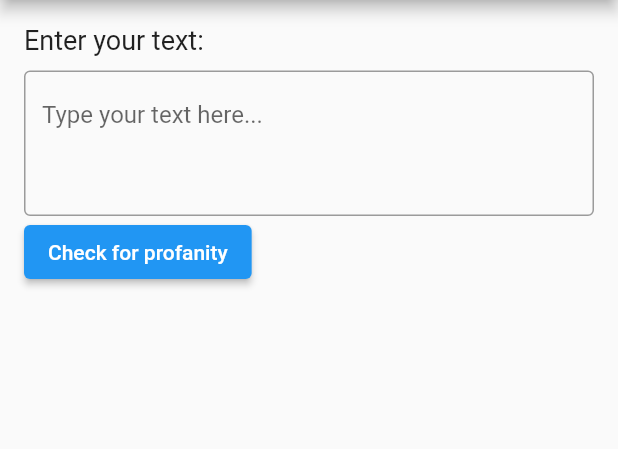
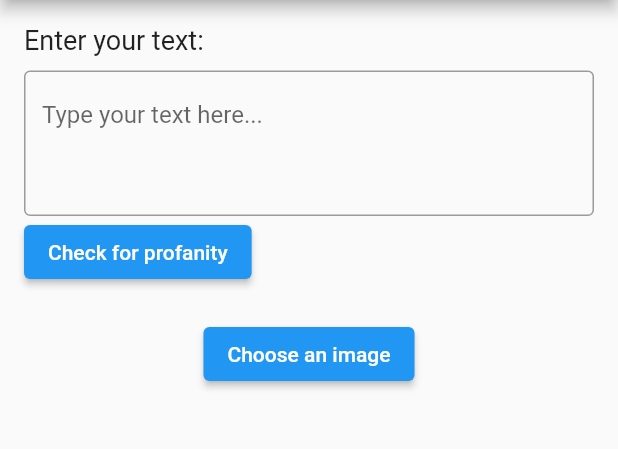
Before and after one commit to sufiyaniqbal03/Sensitive_content_detector, a Flutter app: the screen it shows after launch, on a phone screen of 412 x 824 dp, the part 84-533 px from its top. Run offline on Flutter 3.47's test engine with Material 2 defaults, Android fonts, the phone set to English and light mode, and no system bars; our stand-ins replace image_picker; missing offline and left inert: profanity_filter.

```diff
--- a/lib/main.dart
+++ b/lib/main.dart
@@ -1,8 +1,8 @@
 import 'dart:io';
-
 import 'package:flutter/material.dart';
 import 'package:image_picker/image_picker.dart';
 import './Sensitive_contentDetector_func/Profanity_checkfunc.dart';
+import './Sensitive_contentDetector_func/Nudity_imagecheck.dart';
 
 void main() {
   runApp(const MyApp());
@@ -42,8 +42,18 @@ class _MyHomePageState extends State<MyHomePage> {
       setState(() {
         _image = File(pickedFile.path);
       });
+      // Call the function to detect nudity in the image
+      final result = await detectNudityInImage(_image!);
+      // Display feedback for whether or not nudity was detected
+      ScaffoldMessenger.of(context).showSnackBar(
+        SnackBar(
+          content: Text(result ? 'Nudity detected in image' : 'No nudity detected in image'),
+          backgroundColor: result ? Colors.red : Colors.green,
+        ),
+      );
     }
   }
+
 
 
 
@@ -100,57 +110,57 @@ class _MyHomePageState extends State<MyHomePage> {
               child: const Text('Check for profanity'),
             ),
 
-            // const SizedBox(height: 20.0),
-            // Center(
-            //   child: Column(
-            //     children: <Widget>[
-            //       if (_image != null) ...[
-            //         Image.file(
-            //           _image!,
-            //           height: 150.0,
-            //           width: 150.0,
-            //         ),
-            //         const SizedBox(height: 10.0),
-            //       ],
+            const SizedBox(height: 20.0),
+            Center(
+              child: Column(
+                children: <Widget>[
+                  if (_image != null) ...[
+                    Image.file(
+                      _image!,
+                      height: 150.0,
+                      width: 150.0,
+                    ),
+                    const SizedBox(height: 10.0),
+                  ],
 
 
 
-                  // ElevatedButton(
-                  //   onPressed: () {
-                  //     showModalBottomSheet(
-                  //       context: context,
-                  //       builder: (BuildContext context) {
-                  //         return SafeArea(
-                  //           child: Column(
-                  //             mainAxisSize: MainAxisSize.min,
-                  //             children: <Widget>[
-                  //               ListTile(
-                  //                 leading: const Icon(Icons.camera_alt),
-                  //                 title: const Text('Take a photo'),
-                  //                 onTap: () {
-                  //                   _pickImage(ImageSource.camera);
-                  //                   Navigator.pop(context);
-                  //                 },
-                  //               ),
-                  //               ListTile(
-                  //                 leading: const Icon(Icons.image),
-                  //                 title: const Text('Choose from gallery'),
-                  //                 onTap: () {
-                  //                   _pickImage(ImageSource.gallery);
-                  //                   Navigator.pop(context);
-                  //                 },
-                  //               ),
-                  //             ],
-                  //           ),
-                  //         );
-                  //       },
-                  //     );
-                  //   },
-                  //   child: const Text('Choose an image'),
-                  // ),
-            //     ],
-            //   ),
-            // ),
+                  ElevatedButton(
+                    onPressed: () {
+                      showModalBottomSheet(
+                        context: context,
+                        builder: (BuildContext context) {
+                          return SafeArea(
+                            child: Column(
+                              mainAxisSize: MainAxisSize.min,
+                              children: <Widget>[
+                                ListTile(
+                                  leading: const Icon(Icons.camera_alt),
+                                  title: const Text('Take a photo'),
+                                  onTap: () {
+                                    _pickImage(ImageSource.camera);
+                                    Navigator.pop(context);
+                                  },
+                                ),
+                                ListTile(
+                                  leading: const Icon(Icons.image),
+                                  title: const Text('Choose from gallery'),
+                                  onTap: () {
+                                    _pickImage(ImageSource.gallery);
+                                    Navigator.pop(context);
+                                  },
+                                ),
+                              ],
+                            ),
+                          );
+                        },
+                      );
+                    },
+                    child: const Text('Choose an image'),
+                  ),
+                ],
+              ),
+            ),
           ],
         ),
       ),
--- a/pubspec.yaml
+++ b/pubspec.yaml
@@ -33,6 +33,8 @@ dependencies:
     sdk: flutter
   profanity_filter: ^2.0.0
   image_picker: ^0.8.7
+  google_ml_kit: ^0.6.0
+  firebase_core: ^2.8.0
 #  googleapis: ^10.1.0
 #  googleapis_auth: ^1.4.0
 
```
Also changed, not shown: lib/Sensitive_contentDetector_func/Nudity_imagecheck.dart (added, +22 -0 lines), pubspec.lock, 4 other files.
